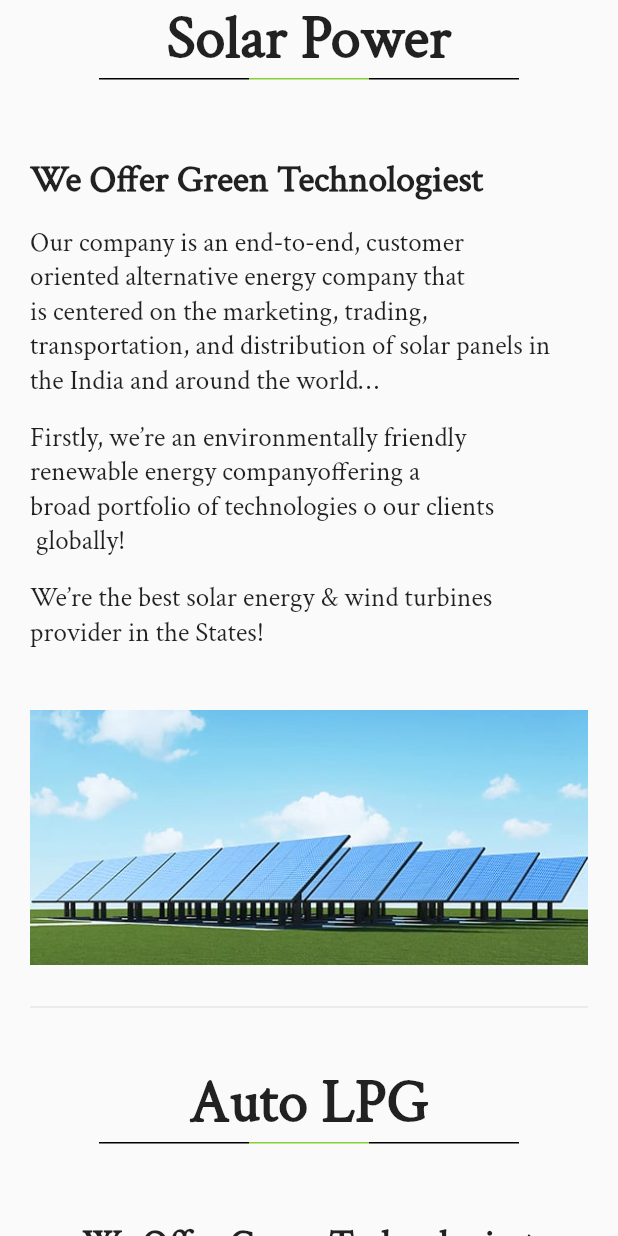
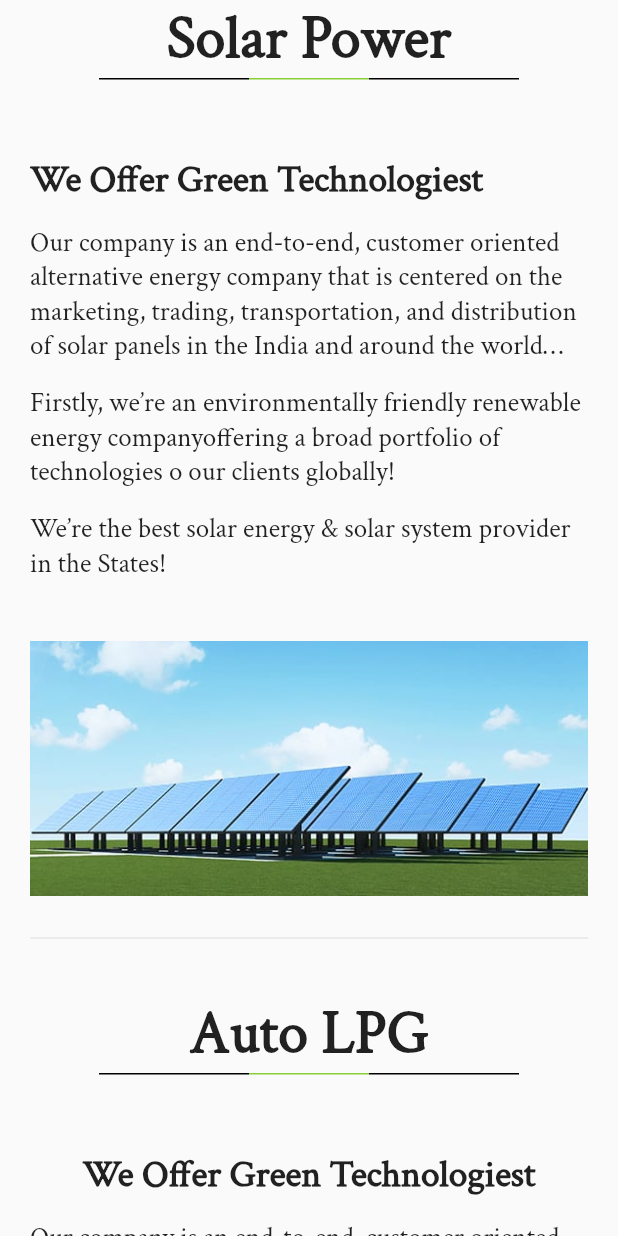
Before and after one commit to Prakash0580/bm_tecno_labs, a Flutter app: the MobOffering widget shown alone on an empty page, opened directly, on a phone screen of 412 x 824 dp. Run offline on Flutter 3.47's test engine with Material 2 defaults, Android fonts, the phone set to English and light mode, and no system bars; our stand-ins replace cloud_firestore, dio, firebase_core; accounts and stored records are empty.

Commit message:
New Update

```diff
--- a/lib/customer/components/contact_us.dart
+++ b/lib/customer/components/contact_us.dart
@@ -70,7 +70,7 @@ class ContactDetails extends StatelessWidget {
         const ContectItems(
           icon: Icons.email,
           title: "Email:",
-          text: "bmtecnolabs@gmail.com",
+          text: "bmtechnolabs@gmail.com",
         ),
         // TxtField(
         //   headTxt: "Name",
--- a/lib/customer/components/services/services.dart
+++ b/lib/customer/components/services/services.dart
@@ -48,18 +48,8 @@ class MobOffering extends StatelessWidget {
             style: TextStyle(fontSize: 25, fontWeight: FontWeight.bold),
           ),
           heightSizedBox(15.0),
-          const Center(
-            child: Text(
-              "Our company is an end-to-end, customer\noriented alternative energy company that\nis centered on the marketing, trading,\ntransportation, and distribution of solar panels in the India and around the world…",
-              style: TextStyle(
-                fontSize: 18,
-                color: Colors.black87,
-              ),
-            ),
-          ),
-          heightSizedBox(15.0),
-          const Text(
-            "Firstly, we’re an environmentally friendly\nrenewable energy companyoffering a\nbroad portfolio of technologies o our clients\n globally!",
+          Text(
+            "Our company is an end-to-end, customer oriented alternative energy company that is centered on the marketing, trading, transportation, and distribution of solar panels in the India and around the world…",
             style: TextStyle(
               fontSize: 18,
               color: Colors.black87,
@@ -67,7 +57,15 @@ class MobOffering extends StatelessWidget {
           ),
           heightSizedBox(15.0),
           const Text(
-            "We’re the best solar energy & wind turbines\nprovider in the States!",
+            "Firstly, we’re an environmentally friendly renewable energy companyoffering a broad portfolio of technologies o our clients globally!",
+            style: TextStyle(
+              fontSize: 18,
+              color: Colors.black87,
+            ),
+          ),
+          heightSizedBox(15.0),
+          const Text(
+            "We’re the best solar energy & solar system provider in the States!",
             style: TextStyle(
               fontSize: 18,
               color: Colors.black87,
@@ -92,6 +90,7 @@ class MyWidget extends StatelessWidget {
   @override
   Widget build(BuildContext context) {
     return Column(
+      mainAxisAlignment: MainAxisAlignment.start,
       children: [
         const DividerHeading(
           heading: "Auto LPG",
@@ -105,18 +104,8 @@ class MyWidget extends StatelessWidget {
           style: TextStyle(fontSize: 25, fontWeight: FontWeight.bold),
         ),
         heightSizedBox(15.0),
-        const Center(
-          child: Text(
-            "Our company is an end-to-end, customer\noriented alternative energy company that\nis centered on the marketing, trading,\ntransportation, and distribution of solar panels in the India and around the world…",
-            style: TextStyle(
-              fontSize: 18,
-              color: Colors.black87,
-            ),
-          ),
-        ),
-        heightSizedBox(15.0),
         const Text(
-          "Firstly, we’re an environmentally friendly\nrenewable energy companyoffering a\nbroad portfolio of technologies o our clients\n globally!",
+          "Our company is an end-to-end, customer oriented alternative energy company that is centered on the marketing, trading, transportation, and distribution of solar panels in the India and around the world…",
           style: TextStyle(
             fontSize: 18,
             color: Colors.black87,
@@ -124,7 +113,15 @@ class MyWidget extends StatelessWidget {
         ),
         heightSizedBox(15.0),
         const Text(
-          "We’re the best solar energy & wind turbines\nprovider in the States!",
+          "Firstly, we’re an environmentally friendly renewable energy companyoffering a broad portfolio of technologies o our clients globally!",
+          style: TextStyle(
+            fontSize: 18,
+            color: Colors.black87,
+          ),
+        ),
+        heightSizedBox(15.0),
+        const Text(
+          "We’re the best solar energy & solar system provider in the States!",
           style: TextStyle(
             fontSize: 18,
             color: Colors.black87,
```
Also changed, not shown: 3 other files.
